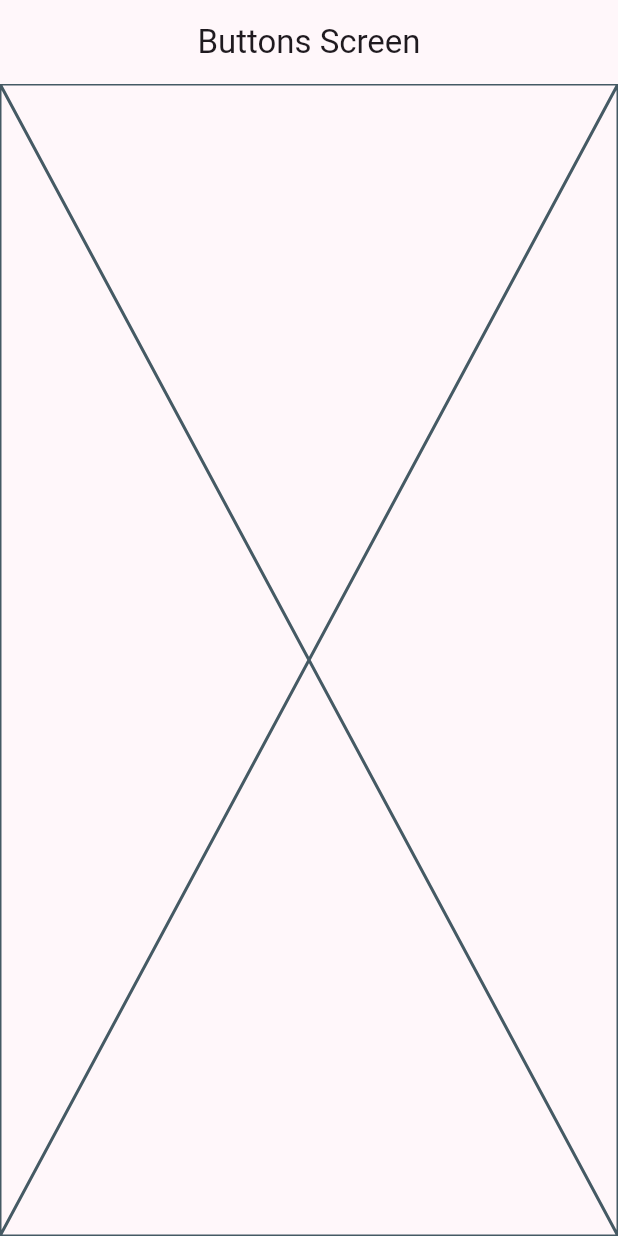
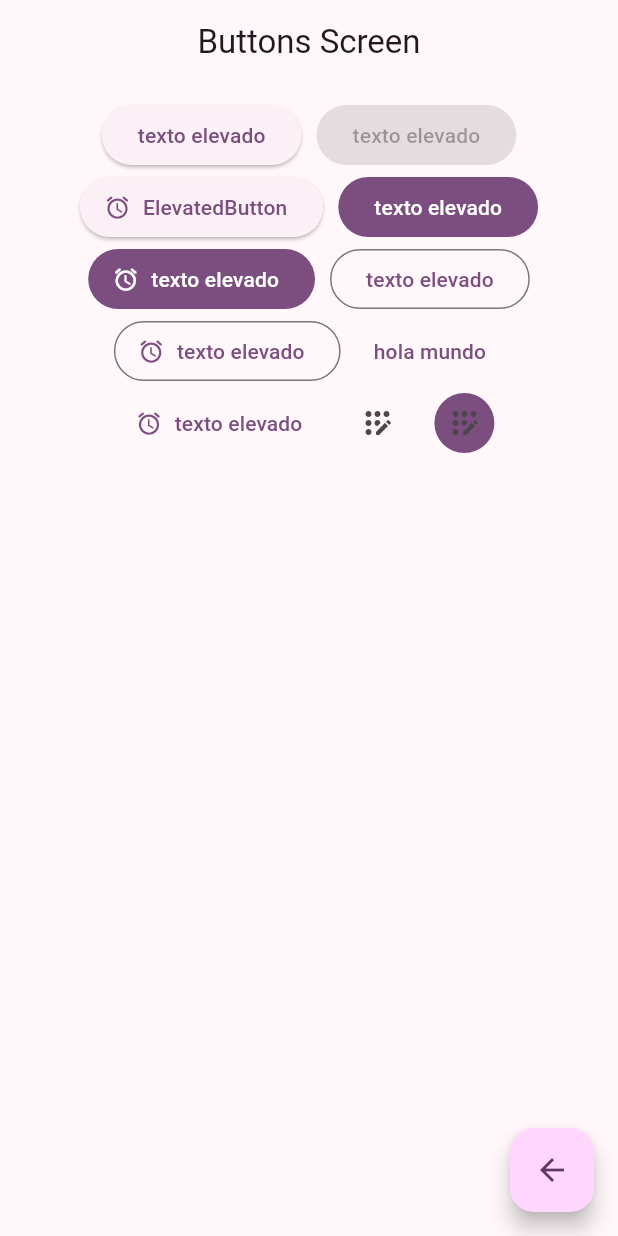
Before and after one commit to Taoista/widget_app, a Flutter app: the ButtonScreen screen opened by its route, on a phone screen of 412 x 824 dp. Run offline on Flutter 3.47's test engine with Material 2 defaults, Android fonts, the phone set to English and light mode, and no system bars; our stand-ins replace go_router.

Commit message:
agregando botones de material app

```diff
--- a/lib/presentation/screens/buttons/buttons_screen.dart
+++ b/lib/presentation/screens/buttons/buttons_screen.dart
@@ -1,4 +1,5 @@
 import 'package:flutter/material.dart';
+import 'package:go_router/go_router.dart';
 
 class ButtonScreen extends StatelessWidget {
   static const String name = "buttons_screen";
@@ -10,7 +11,71 @@ class ButtonScreen extends StatelessWidget {
       appBar: AppBar(
         title: const Text("Buttons Screen"),
       ),
-      body: const Placeholder(),
+      body: const _ButtonsView(),
+      floatingActionButton: FloatingActionButton(
+        onPressed: () {
+          context.pop();
+        },
+        child: const Icon(Icons.arrow_back),
+      ),
     );
   }
 }
+
+class _ButtonsView extends StatelessWidget {
+  const _ButtonsView();
+
+  @override
+  Widget build(BuildContext context) {
+    final colors = Theme.of(context).colorScheme;
+
+    return SizedBox(
+      width: double.infinity,
+      child: Padding(
+        padding: const EdgeInsets.symmetric(horizontal: 10, vertical: 10),
+        child: Wrap(
+          spacing: 10,
+          alignment: WrapAlignment.center,
+          children: [
+            ElevatedButton(
+                onPressed: () {}, child: const Text("texto elevado")),
+            const ElevatedButton(
+                onPressed: null, child: const Text("texto elevado")),
+            ElevatedButton.icon(
+                onPressed: () {},
+                icon: const Icon(Icons.access_alarm_rounded),
+                label: const Text("ElevatedButton")),
+            FilledButton(onPressed: () {}, child: const Text("texto elevado")),
+            FilledButton.icon(
+                icon: const Icon(Icons.access_alarm_rounded),
+                onPressed: () {},
+                label: const Text("texto elevado")),
+            OutlinedButton(
+                onPressed: () {}, child: const Text("texto elevado")),
+            OutlinedButton.icon(
+                icon: const Icon(Icons.access_alarm_rounded),
+                onPressed: () {},
+                label: const Text("texto elevado")),
+            TextButton(
+              onPressed: () {},
+              child: Text("hola mundo"),
+            ),
+            TextButton.icon(
+                icon: const Icon(Icons.access_alarm_rounded),
+                onPressed: () {},
+                label: const Text("texto elevado")),
+            IconButton(
+              onPressed: () {},
+              icon: const Icon(Icons.app_registration_rounded),
+            ),
+            IconButton(
+                onPressed: () {},
+                icon: const Icon(Icons.app_registration_rounded),
+                style: ButtonStyle(
+                    backgroundColor: MaterialStatePropertyAll(colors.primary)))
+          ],
+        ),
+      ),
+    );
+  }
+}
```
